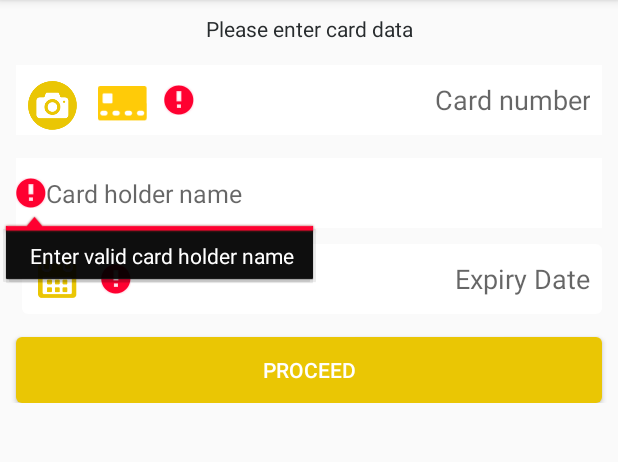
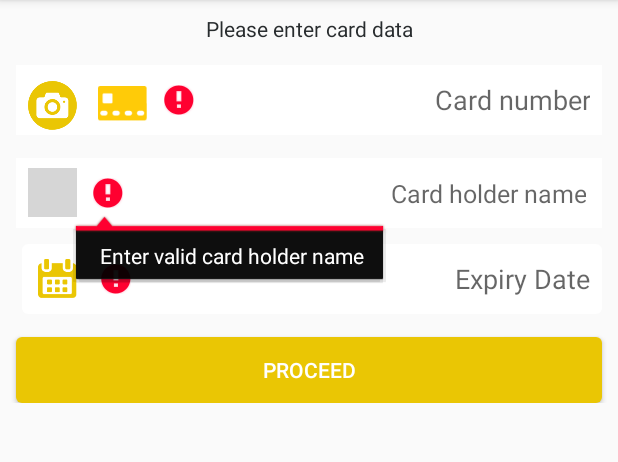
Before and after one commit to payskyCompany/NUMO-PayButton-SDK-android, an Android app: the fragment ManualPaymentFragment shown on its own in the app's theme, after a tap on "PROCEED", on a phone screen of 412 x 824 dp, the part 84-546 px from its top. Run offline under Robolectric (Android 15) with nearby library versions, the phone set to English and light mode, and no system bars; our stand-ins replace sdp/ssp sizes; libraries missing offline, so code that uses them is left out: io.card.payment; Roboto replaces fonts that are not available here; 4 statements that could not run were skipped; grey boxes are pictures that could not be loaded.

```diff
--- a/app/build.gradle
+++ b/app/build.gradle
@@ -43,8 +43,8 @@ dependencies {
     implementation 'com.intuit.sdp:sdp-android:1.0.6'
     implementation 'com.intuit.ssp:ssp-android:1.0.6'
     implementation 'androidx.multidex:multidex:2.0.1'
-//    implementation project(':paybutton')
-    implementation 'com.github.payskyCompany:NUMO-PayButton-SDK-android:1.0.1'
+    implementation project(':paybutton')
+//    implementation 'com.github.payskyCompany:NUMO-PayButton-SDK-android:1.0.1'
 
     implementation "androidx.preference:preference:1.1.1"
 }
--- a/app/src/main/java/com/example/amrel/paybuttonexample/MainActivity.java
+++ b/app/src/main/java/com/example/amrel/paybuttonexample/MainActivity.java
@@ -11,6 +11,8 @@ import android.widget.Spinner;
 import android.widget.TextView;
 
 import androidx.appcompat.app.AppCompatActivity;
+
+import java.util.Locale;
 
 import io.paysky.data.model.SuccessfulCardTransaction;
 import io.paysky.data.model.SuccessfulWalletTransaction;
@@ -70,7 +72,7 @@ public class MainActivity extends AppCompatActivity implements View.OnLongClickL
         secureHashKeyEditText = findViewById(R.id.secureHash_editText);
         merchantIdEditText.setText("10014656535");
         terminalIdEditText.setText("16253625");
-        secureHashKeyEditText.setText("44FB9957F4C0B81307CB004A6F4F7FE75B9C64E2988D9B75FCC9700138C40A6C");
+        secureHashKeyEditText.setText("2e708b4657eed7cc2a18c631b353a940fe47980197dd8c22296ceb13c60df94a");
         payTextView.setOnClickListener(new View.OnClickListener() {
             @Override
             public void onClick(View v) {
@@ -117,6 +119,7 @@ public class MainActivity extends AppCompatActivity implements View.OnLongClickL
                 payButton.setMerchantSecureHash(secureHashKey);
                 payButton.setTransactionReferenceNumber(AppUtils.generateRandomNumber());
                 payButton.setProductionStatus(list_to_URLS[item_position]);
+                payButton.setLang(LocaleHelper.getLocale());
                 payButton.createTransaction(new PayButton.PaymentTransactionCallback() {
                     @Override
                     public void onCardTransactionSuccess(SuccessfulCardTransaction cardTransaction) {
--- a/paybutton/src/main/AndroidManifest.xml
+++ b/paybutton/src/main/AndroidManifest.xml
@@ -6,8 +6,9 @@
     <uses-permission android:name="android.permission.INTERNET" />
 
     <application
-        android:theme="@style/AppTheme"
-        android:name="androidx.multidex.MultiDexApplication">
+        android:name="androidx.multidex.MultiDexApplication"
+        android:supportsRtl="true"
+        android:theme="@style/AppTheme">
         <activity
 
             android:name="io.paysky.ui.activity.payment.PaymentActivity"
--- a/paybutton/src/main/java/io/paysky/ui/fragment/manualpayment/ManualPaymentFragment.java
+++ b/paybutton/src/main/java/io/paysky/ui/fragment/manualpayment/ManualPaymentFragment.java
@@ -158,6 +158,10 @@ public class ManualPaymentFragment extends BaseFragment implements ManualPayment
             isValidInputs = false;
             cardNumberEditText.setError(getString(R.string.invalid_card_number_length));
         }
+        if (cardNumberEditText.getText().toString().equals("0")) {
+            isValidInputs = false;
+            cardNumberEditText.setError(getString(R.string.invalid_card_number_length));
+        }
         if (!cardNumberEditText.getText().toString().isEmpty()
                 && !CardsValidation.luhnCheck(cardNumber)) {
             isValidInputs = false;
--- a/paybutton/src/main/res/layout/activity_pay.xml
+++ b/paybutton/src/main/res/layout/activity_pay.xml
@@ -129,7 +129,7 @@
                             android:layout_width="wrap_content"
                             android:layout_height="wrap_content"
                             android:layout_marginEnd="@dimen/_2sdp"
-                            android:gravity="center"
+                            android:gravity="center|bottom"
                             android:textColor="#2D3134"
                             android:textSize="@dimen/_10ssp"
                             tools:text="@string/egp" />
@@ -139,7 +139,7 @@
                             android:layout_width="wrap_content"
                             android:layout_height="match_parent"
                             android:textColor="#2D3134"
-                            android:textSize="@dimen/_13ssp"
+                            android:textSize="@dimen/_12ssp"
                             tools:text="200" />
 
                     </LinearLayout>
--- a/paybutton/src/main/res/layout/fragment_card_manual_payment.xml
+++ b/paybutton/src/main/res/layout/fragment_card_manual_payment.xml
@@ -64,6 +64,7 @@
                     android:paddingEnd="8dp"
                     android:singleLine="true"
                     android:text=""
+                    android:textAlignment="viewStart"
                     android:textColorHint="?android:textColorHint"
                     android:textDirection="ltr"
                     android:textSize="@dimen/_14ssp" />
@@ -88,21 +89,42 @@
                     app:tint="#EAC604" />
             </LinearLayout>
 
-            <EditText
-                android:id="@+id/card_owner_name_editText"
+            <LinearLayout
                 android:layout_width="match_parent"
                 android:layout_height="@dimen/_36sdp"
                 android:layout_marginStart="@dimen/_8sdp"
                 android:layout_marginTop="@dimen/_12sdp"
                 android:layout_marginEnd="@dimen/_8sdp"
                 android:background="@drawable/edittext_drawable"
+                app:elevation="@dimen/_2sdp">
+
+
+                <EditText
+                    android:id="@+id/card_owner_name_editText"
+                    android:layout_width="0dp"
+                    android:layout_height="match_parent"
+                    android:layout_weight="1"
+                    android:background="@null"
                     android:hint="@string/name_on_card"
                     android:imeOptions="actionNext"
+                    android:inputType="text"
                     android:maxLines="1"
-                android:paddingStart="8dp"
+                    android:nextFocusDown="@+id/expire_date_editText"
+                    android:paddingStart="@dimen/_8sdp"
+                    android:paddingEnd="@dimen/_8sdp"
                     android:singleLine="true"
+                    android:textAlignment="viewStart"
                     android:textColorHint="?android:textColorHint"
                     android:textSize="@dimen/_13ssp" />
+
+                <ImageView
+                    android:layout_width="@dimen/_25sdp"
+                    android:layout_height="@dimen/_25sdp"
+                    android:layout_gravity="center"
+                    android:layout_marginEnd="8dp"
+                    android:src="@drawable/card_holder"
+                    app:tint="#EAC604" />
+            </LinearLayout>
 
             <LinearLayout
                 android:layout_width="match_parent"
```
Also changed, not shown: app/src/main/AndroidManifest.xml (+4 -4 lines), paybutton/build.gradle (+0 -17 lines), paybutton/src/main/java/io/paysky/data/network/ApiConnection.java (+16 -0 lines), paybutton/src/main/java/io/paysky/ui/PayButton.java (+11 -1 lines), paybutton/src/main/java/io/paysky/util/AppUtils.java (+14 -3 lines), 1 other file. Lines whose indentation alone changed are shown as unchanged.
